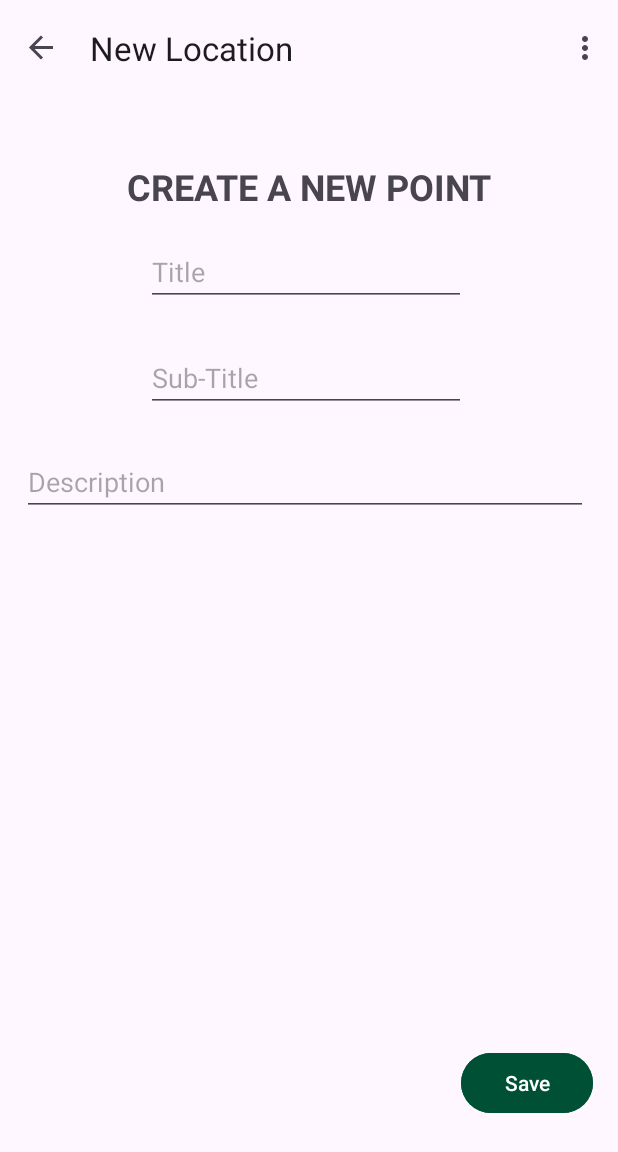
After one commit to ITCS-4155-Group-13/CampusTouring, an Android app: the LocationInputFragment screen opened through its navigation route, on a phone screen of 412 x 824 dp. The commit adds this screen. Shown: the top 1152 px of the screen. Run offline under Robolectric (Android 15) with nearby library versions, the phone set to English and light mode, and no system bars; our stand-ins replace navigation-ui.

Commit message:
feat: Create new point

```diff
--- a/app/build.gradle
+++ b/app/build.gradle
@@ -42,4 +42,5 @@ dependencies {
     androidTestImplementation 'androidx.test.espresso:espresso-core:3.5.1'
     implementation("com.google.android.gms:play-services-maps:18.2.0")
     implementation 'com.opencsv:opencsv:4.6'
+    implementation "com.google.android.gms:play-services-location:15.0.1"
 }
--- a/app/src/main/java/com/example/campustouring/ARFragment.java
+++ b/app/src/main/java/com/example/campustouring/ARFragment.java
@@ -7,6 +7,7 @@ import androidx.fragment.app.Fragment;
 import android.view.LayoutInflater;
 import android.view.View;
 import android.view.ViewGroup;
+import androidx.appcompat.app.AppCompatActivity;
 
 import com.example.campustouring.databinding.FragmentARBinding;
 
@@ -16,12 +17,14 @@ public class ARFragment extends Fragment {
     @Override
     public View onCreateView(LayoutInflater inflater, ViewGroup container, Bundle savedInstanceState) {
         binding = FragmentARBinding.inflate(inflater, container, false);
+        ((AppCompatActivity) getActivity()).getSupportActionBar().hide();
         return binding.getRoot();
 
     }
     @Override
     public void onDestroyView() {
         super.onDestroyView();
+        ((AppCompatActivity) getActivity()).getSupportActionBar().show();
         binding = null;
     }
 }
--- a/app/src/main/java/com/example/campustouring/IntroductionFragment.java
+++ b/app/src/main/java/com/example/campustouring/IntroductionFragment.java
@@ -6,6 +6,7 @@ import android.view.View;
 import android.view.ViewGroup;
 
 import androidx.annotation.NonNull;
+import androidx.appcompat.app.AppCompatActivity;
 import androidx.fragment.app.Fragment;
 import androidx.navigation.fragment.NavHostFragment;
 
--- /dev/null
+++ b/app/src/main/java/com/example/campustouring/LocationInputFragment.java
@@ -0,0 +1,73 @@
+package com.example.campustouring;
+
+import android.os.Bundle;
+
+import androidx.annotation.NonNull;
+import androidx.annotation.Nullable;
+import androidx.fragment.app.Fragment;
+import androidx.navigation.Navigation;
+
+import android.view.LayoutInflater;
+import android.view.View;
+import android.view.ViewGroup;
+import android.widget.Button;
+import android.widget.EditText;
+import android.widget.Toast;
+
+import com.example.campustouring.databinding.FragmentLocationInputBinding;
+import com.google.android.gms.maps.model.LatLng;
+
+public class LocationInputFragment extends Fragment {
+    private FragmentLocationInputBinding binding;
+    private EditText editNewTitleText;
+    private EditText editNewSubTitleText;
+    private EditText editNewDescriptionText;
+    private LatLng locationCoordinates;
+    private Button saveButton;
+    @Override
+    public View onCreateView(LayoutInflater inflater, ViewGroup container,
+                             Bundle savedInstanceState) {
+        binding = FragmentLocationInputBinding.inflate(inflater, container, false);
+
+        editNewTitleText = binding.editNewTitleText;
+        editNewSubTitleText = binding.editNewSubTitleText;
+        editNewDescriptionText = binding.editNewDescriptionText;
+        saveButton = binding.saveButton;
+
+        Bundle args = getArguments();
+        if (args != null) {
+            locationCoordinates = args.getParcelable("locationCoordinates");
+        }
+
+        return binding.getRoot();
+    }
+
+    @Override
+    public void onViewCreated(@NonNull View view, @Nullable Bundle savedInstanceState) {
+        super.onViewCreated(view, savedInstanceState);
+
+        saveButton.setOnClickListener(new View.OnClickListener() {
+            @Override
+            public void onClick(View v) {
+                // Get user input from the form
+                String name = editNewTitleText.getText().toString();
+                String shortName = editNewSubTitleText.getText().toString();
+                String description = editNewDescriptionText.getText().toString();
+
+                // Pass all location details back to MapFragment
+                Bundle locationArgs = new Bundle();
+                locationArgs.putString("name", name);
+                locationArgs.putString("shortName", shortName);
+                locationArgs.putString("description", description);
+                locationArgs.putParcelable("locationCoordinates", locationCoordinates);
+
+                getParentFragmentManager().setFragmentResult("locationDetails", locationArgs);
+
+                Toast.makeText(requireContext(), "Location point created successfully!", Toast.LENGTH_SHORT).show();
+
+                // Navigate back to MapFragment
+                Navigation.findNavController(requireView()).popBackStack();
+            }
+        });
+    }
+}
--- a/app/src/main/java/com/example/campustouring/MarkerInfoFragment.java
+++ b/app/src/main/java/com/example/campustouring/MarkerInfoFragment.java
@@ -192,6 +192,12 @@ public class MarkerInfoFragment extends Fragment {
             binding.titleTextView.setText(location[1]);
             binding.subTitleTextView.setText(location[2]);
             binding.descriptionTextView.setText(location[3]);
+
+            /** Implement once edit and delete have functionality
+            if (location.length > 6 && "1".equals(location[6])) {
+                editButton.setVisibility(View.GONE);
+                deleteButton.setVisibility(View.GONE);
+            }*/
         }
     }
     @Override
--- a/app/src/main/res/layout/content_main.xml
+++ b/app/src/main/res/layout/content_main.xml
@@ -13,7 +13,9 @@
         app:defaultNavHost="true"
         app:layout_constraintBottom_toBottomOf="parent"
         app:layout_constraintEnd_toEndOf="parent"
+        app:layout_constraintHorizontal_bias="0.0"
         app:layout_constraintStart_toStartOf="parent"
         app:layout_constraintTop_toTopOf="parent"
+        app:layout_constraintVertical_bias="1.0"
         app:navGraph="@navigation/nav_graph" />
 </androidx.constraintlayout.widget.ConstraintLayout>
--- /dev/null
+++ b/app/src/main/res/layout/fragment_location_input.xml
@@ -0,0 +1,95 @@
+<?xml version="1.0" encoding="utf-8"?>
+<FrameLayout xmlns:android="http://schemas.android.com/apk/res/android"
+    xmlns:app="http://schemas.android.com/apk/res-auto"
+    xmlns:tools="http://schemas.android.com/tools"
+    android:layout_width="match_parent"
+    android:layout_height="match_parent"
+    tools:context=".LocationInputFragment">
+
+    <androidx.constraintlayout.widget.ConstraintLayout
+        android:layout_width="match_parent"
+        android:layout_height="match_parent">
+
+        <Button
+            android:id="@+id/saveButton"
+            android:layout_width="wrap_content"
+            android:layout_height="wrap_content"
+            android:layout_marginStart="307dp"
+            android:layout_marginTop="120dp"
+            android:layout_marginEnd="16dp"
+            android:backgroundTint="#005035"
+            android:text="@string/saveText"
+            app:layout_constraintEnd_toEndOf="parent"
+            app:layout_constraintHorizontal_bias="0.0"
+            app:layout_constraintStart_toStartOf="parent"
+            app:layout_constraintTop_toBottomOf="@+id/scrollView2" />
+
+        <EditText
+            android:id="@+id/editNewTitleText"
+            android:layout_width="wrap_content"
+            android:layout_height="wrap_content"
+            android:layout_marginStart="100dp"
+            android:layout_marginTop="18dp"
+            android:layout_marginEnd="101dp"
+            android:layout_marginBottom="13dp"
+            android:ems="10"
+            android:hint="@string/titleText"
+            android:inputType="text"
+            app:layout_constraintBottom_toTopOf="@+id/editNewSubTitleText"
+            app:layout_constraintEnd_toEndOf="parent"
+            app:layout_constraintHorizontal_bias="1.0"
+            app:layout_constraintStart_toStartOf="parent"
+            app:layout_constraintTop_toBottomOf="@+id/fragmentTextView" />
+
+        <EditText
+            android:id="@+id/editNewSubTitleText"
+            android:layout_width="wrap_content"
+            android:layout_height="wrap_content"
+            android:layout_marginTop="12dp"
+            android:layout_marginBottom="12dp"
+            android:ems="10"
+            android:hint="@string/subTitleText"
+            android:inputType="text"
+            app:layout_constraintBottom_toTopOf="@+id/scrollView2"
+            app:layout_constraintEnd_toEndOf="@+id/editNewTitleText"
+            app:layout_constraintStart_toStartOf="@+id/editNewTitleText"
+            app:layout_constraintTop_toBottomOf="@+id/editNewTitleText" />
+
+        <ScrollView
+            android:id="@+id/scrollView2"
+            android:layout_width="377dp"
+            android:layout_height="279dp"
+            android:layout_marginTop="12dp"
+            android:layout_marginBottom="198dp"
+            app:layout_constraintBottom_toTopOf="@+id/saveButton"
+            app:layout_constraintEnd_toEndOf="@+id/editNewSubTitleText"
+            app:layout_constraintHorizontal_bias="0.508"
+            app:layout_constraintStart_toStartOf="@+id/editNewSubTitleText"
+            app:layout_constraintTop_toBottomOf="@+id/editNewSubTitleText">
+
+            <EditText
+                android:id="@+id/editNewDescriptionText"
+                android:layout_width="match_parent"
+                android:layout_height="wrap_content"
+                android:ems="10"
+                android:gravity="start|top"
+                android:hint="@string/descriptionText"
+                android:inputType="textMultiLine" />
+        </ScrollView>
+
+        <TextView
+            android:id="@+id/fragmentTextView"
+            android:layout_width="wrap_content"
+            android:layout_height="wrap_content"
+            android:layout_marginStart="145dp"
+            android:layout_marginTop="44dp"
+            android:layout_marginEnd="145dp"
+            android:text="Create A New Point"
+            android:textAllCaps="true"
+            android:textSize="24sp"
+            android:textStyle="bold"
+            app:layout_constraintEnd_toEndOf="parent"
+            app:layout_constraintStart_toStartOf="parent"
+            app:layout_constraintTop_toTopOf="parent" />
+    </androidx.constraintlayout.widget.ConstraintLayout>
+</FrameLayout>
--- a/app/src/main/res/layout/fragment_marker_info.xml
+++ b/app/src/main/res/layout/fragment_marker_info.xml
@@ -60,6 +60,7 @@
             android:layout_marginStart="16dp"
             android:backgroundTint="#FFC107"
             android:text="@string/editText"
+            app:layout_constraintBottom_toBottomOf="@+id/deleteButton"
             app:layout_constraintEnd_toStartOf="@+id/deleteButton"
             app:layout_constraintStart_toStartOf="parent"
             app:layout_constraintTop_toTopOf="@+id/deleteButton" />
@@ -71,9 +72,11 @@
             android:layout_marginStart="200dp"
             android:layout_marginTop="325dp"
             android:layout_marginEnd="18dp"
+            android:layout_marginBottom="8dp"
             android:backgroundTint="#F44336"
             android:text="@string/deleteText"
             app:backgroundTint="@android:color/black"
+            app:layout_constraintBottom_toBottomOf="parent"
             app:layout_constraintEnd_toEndOf="parent"
             app:layout_constraintStart_toEndOf="@+id/editButton"
             app:layout_constraintTop_toBottomOf="@+id/buildingImageView" />
--- a/app/src/main/res/navigation/nav_graph.xml
+++ b/app/src/main/res/navigation/nav_graph.xml
@@ -15,6 +15,7 @@
             android:id="@+id/action_IntroductionFragment_to_MapFragment"
             app:destination="@id/MapFragment" />
     </fragment>
+
     <fragment
         android:id="@+id/MapFragment"
         android:name="com.example.campustouring.MapFragment"
@@ -24,11 +25,14 @@
         <action
             android:id="@+id/action_MapFragment_to_ARFragment"
             app:destination="@id/ARFragment" />
-
+        <action
+            android:id="@+id/action_MapFragment_to_LocationInputFragment"
+            app:destination="@id/LocationInputFragment" />
         <action
             android:id="@+id/action_MapFragment_to_MarkerInfoFragment"
             app:destination="@id/MarkerInfoFragment" />
     </fragment>
+
     <fragment
         android:id="@+id/ARFragment"
         android:name="com.example.campustouring.ARFragment"
@@ -39,12 +43,14 @@
             android:id="@+id/action_ARFragment_to_MapFragment"
             app:destination="@id/MapFragment" />
     </fragment>
+
     <fragment
         android:id="@+id/SettingsFragment"
         android:name="com.example.campustouring.SettingsFragment"
         android:label="@string/action_settings"
         tools:layout="@layout/fragment_settings">
     </fragment>
+
     <fragment
         android:id="@+id/MarkerInfoFragment"
         android:name="com.example.campustouring.MarkerInfoFragment"
@@ -54,4 +60,14 @@
             android:id="@+id/action_MarkerInfoFragment_to_MapFragment"
             app:destination="@id/ARFragment" />
     </fragment>
+
+    <fragment
+        android:id="@+id/LocationInputFragment"
+        android:name="com.example.campustouring.LocationInputFragment"
+        android:label="@string/locationinput"
+        tools:layout="@layout/fragment_location_input" >
+        <action
+            android:id="@+id/action_LocationInputFragment_to_MapFragment"
+            app:destination="@id/MapFragment" />
+    </fragment>
 </navigation>
--- a/app/src/main/res/values/strings.xml
+++ b/app/src/main/res/values/strings.xml
@@ -5,6 +5,7 @@
     <string name="introduction">Introduction</string>
     <string name="map">Map</string>
     <string name="markerinfo">Building Details</string>
+    <string name="locationinput">New Location</string>
     <string name="next">Next</string>
     <string name="previous">Previous</string>
     <string name="start">Start</string>
```
Also changed, not shown: app/src/main/java/com/example/campustouring/MapFragment.java (+65 -3 lines), app/src/main/res/layout/fragment_introduction.xml (+14 -3 lines), app/src/main/res/raw/master.csv (+90 -90 lines).
